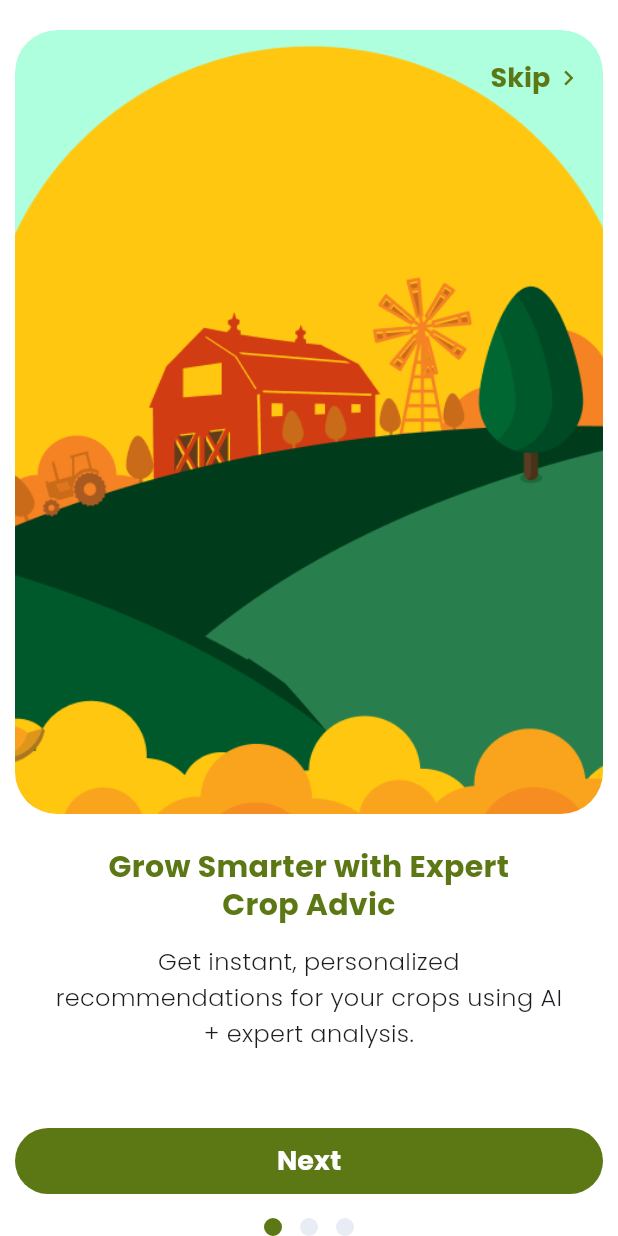
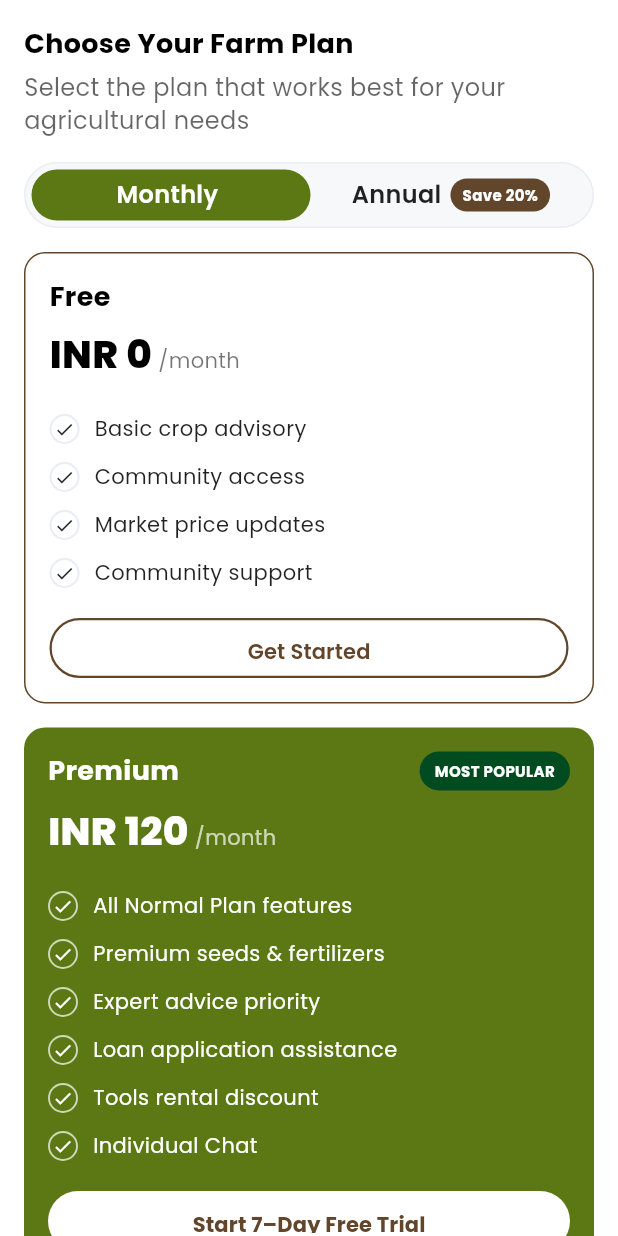
Before and after one commit to Kirtihoodaa/Khetihar, a Flutter app: the screen it shows after launch, on a phone screen of 412 x 824 dp. Run offline on Flutter 3.47's test engine with Material 3 defaults, Android fonts, the phone set to English and light mode, and no system bars; our stand-ins replace get, google_fonts.

Commit message:
Book fields page completed

```diff
--- /dev/null
+++ b/lib/Login Registration/BookField.dart
@@ -0,0 +1,387 @@
+import 'package:flutter/material.dart';
+import 'package:get/get.dart';
+import 'package:get/get_core/src/get_main.dart';
+import 'package:khetihar/Components/CustomButton.dart';
+import 'package:khetihar/Login Registration/Field.dart';
+import 'package:khetihar/Theme/AppColors.dart';
+import 'package:khetihar/Theme/FontSize.dart';
+
+class BookFieldScreen extends StatelessWidget {
+  BookFieldScreen({super.key});
+
+  final ValueNotifier<int> _periodIndex = ValueNotifier<int>(0);
+
+  @override
+  Widget build(BuildContext context) {
+    return Scaffold(
+      backgroundColor: Colors.white,
+      body: SafeArea(
+        child: SingleChildScrollView(
+          padding: const EdgeInsets.fromLTRB(16, 16, 16, 24),
+          child: Column(
+            crossAxisAlignment: CrossAxisAlignment.start,
+            children: [
+              Text(
+                'Choose Your Farm Plan',
+                style: TextStyle(
+                  fontSize: primary(),
+                  fontWeight: FontWeight.w700,
+                  color: Colors.black,
+                ),
+              ),
+              const SizedBox(height: 6),
+              Text(
+                'Select the plan that works best for your\nagricultural needs',
+                style: TextStyle(
+                  fontSize: secondary(),
+                  height: 1.35,
+                  color: Colors.black.withOpacity(0.6),
+                ),
+              ),
+              const SizedBox(height: 16),
+
+              // Toggle with ValueListenableBuilder
+              ValueListenableBuilder<int>(
+                valueListenable: _periodIndex,
+                builder: (context, index, _) {
+                  return _PlanPeriodToggle(
+                    index: index,
+                    onChanged: (i) => _periodIndex.value = i,
+                  );
+                },
+              ),
+              const SizedBox(height: 16),
+
+              // Free Plan Card
+              _FreePlanCard(
+                onGetStarted: () {
+                  Get.to(() => FieldInspectionIntro());
+                },
+              ),
+              const SizedBox(height: 16),
+
+              // Premium Plan Card (reactive with ValueListenable)
+              ValueListenableBuilder<int>(
+                valueListenable: _periodIndex,
+                builder: (context, index, _) {
+                  return _PremiumPlanCard(
+                    periodIndex: index,
+                    onStartTrial: () {
+                      debugPrint("Premium plan selected");
+                    },
+                  );
+                },
+              ),
+            ],
+          ),
+        ),
+      ),
+    );
+  }
+}
+
+/// ------------------ PERIOD TOGGLE ------------------
+class _PlanPeriodToggle extends StatelessWidget {
+  final int index;
+  final ValueChanged<int> onChanged;
+  const _PlanPeriodToggle({required this.index, required this.onChanged});
+
+  @override
+  Widget build(BuildContext context) {
+    return Container(
+      height: 44,
+      decoration: BoxDecoration(
+        color: AppColors.grey,
+        borderRadius: BorderRadius.circular(28),
+        border: Border.all(color: AppColors.greyBorder),
+      ),
+      child: Stack(
+        children: [
+          // animated pill background
+          AnimatedAlign(
+            duration: const Duration(milliseconds: 220),
+            curve: Curves.easeOut,
+            alignment:
+                index == 0 ? Alignment.centerLeft : Alignment.centerRight,
+            child: Padding(
+              padding: const EdgeInsets.all(4),
+              child: Container(
+                width: (MediaQuery.of(context).size.width - 16 * 2 - 8) * 0.5,
+                decoration: BoxDecoration(
+                  color: AppColors.green,
+                  borderRadius: BorderRadius.circular(24),
+                ),
+              ),
+            ),
+          ),
+          Row(
+            children: [
+              Expanded(
+                child: InkWell(
+                  borderRadius: BorderRadius.circular(28),
+                  onTap: () => onChanged(0),
+                  child: Center(
+                    child: Text(
+                      'Monthly',
+                      style: TextStyle(
+                        fontSize: secondary(),
+                        fontWeight: FontWeight.w600,
+                        color: index == 0 ? Colors.white : Colors.black87,
+                      ),
+                    ),
+                  ),
+                ),
+              ),
+              Expanded(
+                child: InkWell(
+                  borderRadius: BorderRadius.circular(28),
+                  onTap: () => onChanged(1),
+                  child: Center(
+                    child: Row(
+                      mainAxisSize: MainAxisSize.min,
+                      children: [
+                        Text(
+                          'Annual',
+                          style: TextStyle(
+                            fontSize: secondary(),
+                            fontWeight: FontWeight.w600,
+                            color: index == 1 ? Colors.white : Colors.black87,
+                          ),
+                        ),
+                        const SizedBox(width: 6),
+                        Container(
+                          padding: const EdgeInsets.symmetric(
+                            horizontal: 8,
+                            vertical: 4,
+                          ),
+                          decoration: BoxDecoration(
+                            color:
+                                index == 1
+                                    ? Colors.white.withOpacity(0.2)
+                                    : AppColors.brown,
+                            borderRadius: BorderRadius.circular(12),
+                          ),
+                          child: Text(
+                            'Save 20%',
+                            style: TextStyle(
+                              fontSize: small(),
+                              fontWeight: FontWeight.w700,
+                              color: Colors.white,
+                            ),
+                          ),
+                        ),
+                      ],
+                    ),
+                  ),
+                ),
+              ),
+            ],
+          ),
+        ],
+      ),
+    );
+  }
+}
+
+/// ------------------ FREE PLAN CARD ------------------
+class _FreePlanCard extends StatelessWidget {
+  final VoidCallback onGetStarted;
+  const _FreePlanCard({required this.onGetStarted});
+
+  @override
+  Widget build(BuildContext context) {
+    return Container(
+      decoration: BoxDecoration(
+        color: Colors.white,
+        border: Border.all(color: AppColors.brown, width: 1),
+        borderRadius: BorderRadius.circular(14),
+      ),
+      padding: const EdgeInsets.all(16),
+      child: Column(
+        crossAxisAlignment: CrossAxisAlignment.start,
+        children: [
+          Text(
+            'Free',
+            style: TextStyle(
+              fontSize: primary(),
+              fontWeight: FontWeight.w700,
+              color: Colors.black,
+            ),
+          ),
+          const SizedBox(height: 6),
+          Row(
+            crossAxisAlignment: CrossAxisAlignment.end,
+            children: [
+              Text(
+                'INR 0',
+                style: TextStyle(
+                  fontSize: large(),
+                  fontWeight: FontWeight.w800,
+                  color: Colors.black,
+                ),
+              ),
+              SizedBox(width: 4),
+              Padding(
+                padding: EdgeInsets.only(bottom: 4),
+                child: Text(
+                  '/month',
+                  style: TextStyle(fontSize: tertiary(), color: Colors.black54),
+                ),
+              ),
+            ],
+          ),
+          const SizedBox(height: 16),
+          _feature('Basic crop advisory'),
+          _feature('Community access'),
+          _feature('Market price updates'),
+          _feature('Community support'),
+          const SizedBox(height: 14),
+          CustomButton(
+            text: 'Get Started',
+            onPressed: onGetStarted,
+            variant: ButtonVariant.outline,
+            foregroundColor: AppColors.brown,
+            borderColor: AppColors.brown,
+            width: double.infinity,
+            height: 40,
+            radius: 28,
+          ),
+        ],
+      ),
+    );
+  }
+}
+
+/// ------------------ PREMIUM PLAN CARD ------------------
+class _PremiumPlanCard extends StatelessWidget {
+  final int periodIndex;
+  final VoidCallback onStartTrial;
+  const _PremiumPlanCard({
+    required this.periodIndex,
+    required this.onStartTrial,
+  });
+
+  @override
+  Widget build(BuildContext context) {
+    final priceText = periodIndex == 0 ? 'INR 120' : 'INR 1150';
+
+    return Container(
+      decoration: BoxDecoration(
+        color: AppColors.green,
+        borderRadius: BorderRadius.circular(14),
+      ),
+      padding: const EdgeInsets.all(16),
+      child: Column(
+        crossAxisAlignment: CrossAxisAlignment.start,
+        children: [
+          // header
+          Row(
+            mainAxisAlignment: MainAxisAlignment.spaceBetween,
+            children: [
+              Text(
+                'Premium',
+                style: TextStyle(
+                  fontSize: primary(),
+                  fontWeight: FontWeight.w700,
+                  color: Colors.white,
+                ),
+              ),
+              Container(
+                padding: const EdgeInsets.symmetric(
+                  horizontal: 10,
+                  vertical: 6,
+                ),
+                decoration: BoxDecoration(
+                  color: AppColors.darkGreen,
+                  borderRadius: BorderRadius.circular(16),
+                ),
+                child: Text(
+                  'MOST POPULAR',
+                  style: TextStyle(
+                    color: Colors.white,
+                    fontSize: small(),
+                    fontWeight: FontWeight.w700,
+                  ),
+                ),
+              ),
+            ],
+          ),
+          const SizedBox(height: 8),
+          Row(
+            crossAxisAlignment: CrossAxisAlignment.end,
+            children: [
+              Text(
+                priceText,
+                style: TextStyle(
+                  fontSize: large(),
+                  fontWeight: FontWeight.w800,
+                  color: Colors.white,
+                ),
+              ),
+              SizedBox(width: 4),
+              Padding(
+                padding: EdgeInsets.only(bottom: 4),
+                child: Text(
+                  '/month',
+                  style: TextStyle(fontSize: tertiary(), color: Colors.white70),
+                ),
+              ),
+            ],
+          ),
+          const SizedBox(height: 16),
+          _feature('All Normal Plan features', light: true),
+          _feature('Premium seeds & fertilizers', light: true),
+          _feature('Expert advice priority', light: true),
+          _feature('Loan application assistance', light: true),
+          _feature('Tools rental discount', light: true),
+          _feature('Individual Chat', light: true),
+          const SizedBox(height: 14),
+          CustomButton(
+            text: 'Start 7–Day Free Trial',
+            onPressed: onStartTrial,
+            backgroundColor: Colors.white,
+            foregroundColor: AppColors.brown,
+            width: double.infinity,
+            height: 40,
+            radius: 28,
+            fontWeight: FontWeight.w700,
+          ),
+        ],
+      ),
+    );
+  }
+}
+
+/// ------------------ FEATURE ROW ------------------
+Widget _feature(String text, {bool light = false}) {
+  final tickColor = light ? Colors.white : Colors.black87;
+  final borderColor = light ? Colors.white70 : AppColors.greyBorder;
+
+  return Padding(
+    padding: const EdgeInsets.symmetric(vertical: 6),
+    child: Row(
+      children: [
+        Container(
+          width: 20,
+          height: 20,
+          decoration: BoxDecoration(
+            border: Border.all(color: borderColor, width: 1.3),
+            shape: BoxShape.circle,
+          ),
+          child: Icon(Icons.check, size: 14, color: tickColor),
+        ),
+        const SizedBox(width: 10),
+        Expanded(
+          child: Text(
+            text,
+            style: TextStyle(
+              fontSize: tertiary(),
+              color: light ? Colors.white : Colors.black87,
+              height: 1.35,
+            ),
+          ),
+        ),
+      ],
+    ),
+  );
+}
--- a/lib/Theme/FontSize.dart
+++ b/lib/Theme/FontSize.dart
@@ -1,5 +1,5 @@
 //For large heading
-double large() => 30;
+double large() => 26;
 
 //Main headings
 double primary() => 18;
--- a/lib/main.dart
+++ b/lib/main.dart
@@ -2,6 +2,7 @@ import 'package:flutter/material.dart';
 import 'package:google_fonts/google_fonts.dart';
 import 'package:get/get.dart';
 import 'package:khetihar/Components/demo.dart';
+import 'package:khetihar/Login%20Registration/BookField.dart';
 import 'package:khetihar/SplashScreen/OnBording.dart';
 
 void main() {
@@ -16,7 +17,7 @@ class MyApp extends StatelessWidget {
     return GetMaterialApp(
       debugShowCheckedModeBanner: false,
       theme: ThemeData(textTheme: GoogleFonts.poppinsTextTheme()),
-      home: OnboardingScreen(),
+      home: BookFieldScreen(),
     );
   }
 }
```
Also changed, not shown: lib/Login Registration/Field.dart (added, +201 -0 lines), Assets/HomeScreens/Field.png (added).
